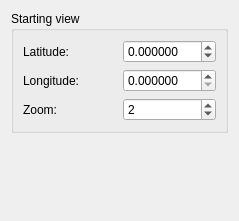
Before: the Qt Designer form ui/viewpreferencespage.ui in bktruss/qnetaddressbook, drawn with Qt 5.
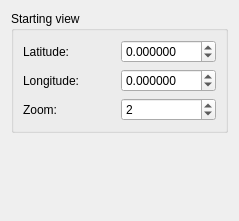
After: the same form once the commit is applied.

Diff of the .ui file:
```diff
--- a/ui/viewpreferencespage.ui
+++ b/ui/viewpreferencespage.ui
@@ -51,6 +51,9 @@
         <property name="decimals" >
          <number>6</number>
         </property>
+        <property name="minimum" >
+         <double>-180.000000000000000</double>
+        </property>
         <property name="maximum" >
          <double>180.000000000000000</double>
         </property>
```
